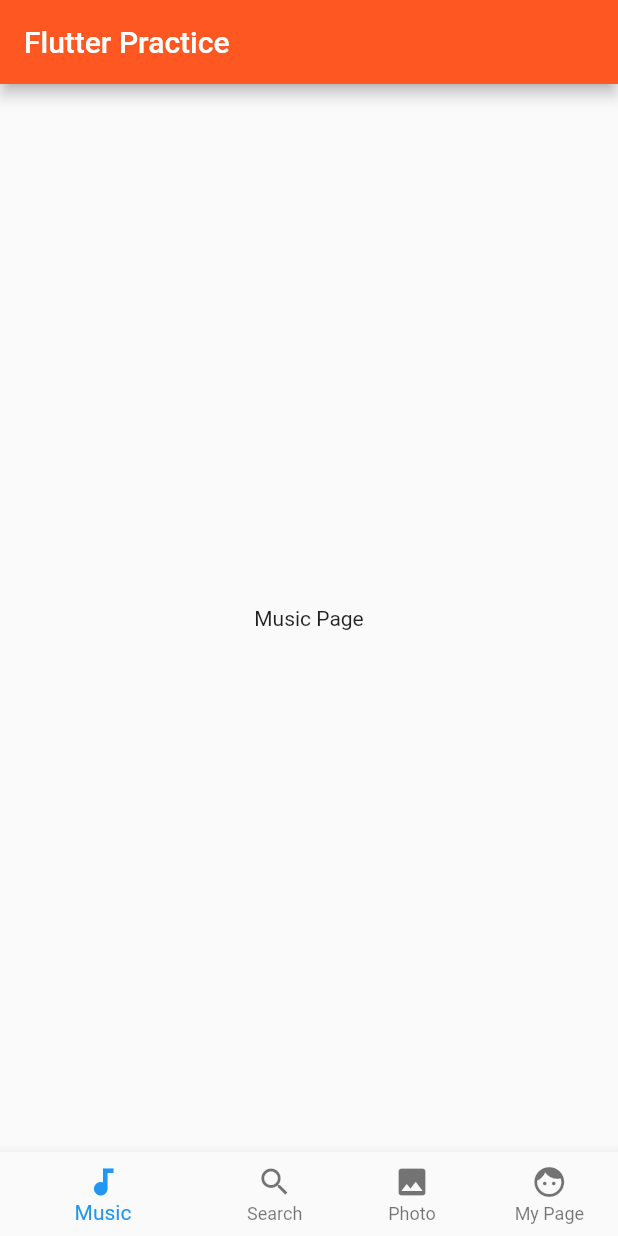
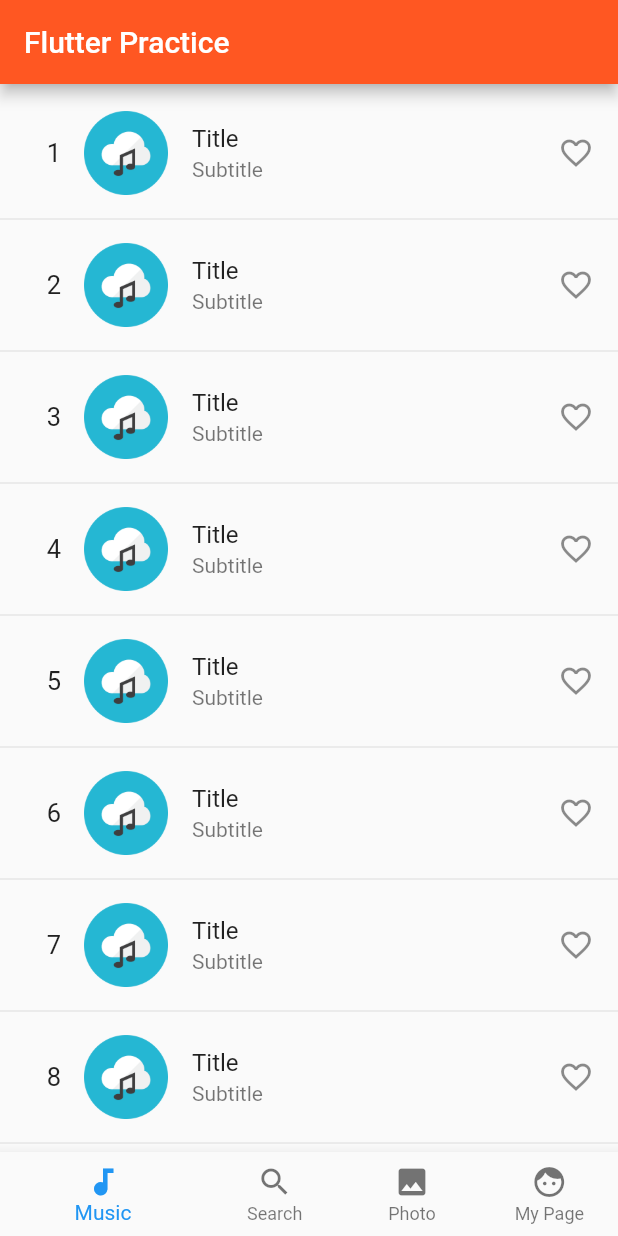
Before and after one commit to hisuica/p_flutter, a Flutter app: the screen it shows after launch, on a phone screen of 412 x 824 dp. Run offline on Flutter 3.47's test engine with Material 2 defaults, Android fonts, the phone set to English and light mode, and no system bars.

Commit message:
MusicListView作成

```diff
--- a/lib/ui/music/music_list.dart
+++ b/lib/ui/music/music_list.dart
@@ -1,4 +1,5 @@
 import 'package:flutter/material.dart';
+import 'package:p_flutter/widget/app_icon_widget.dart';
 
 class MusicListScreen extends StatefulWidget {
   const MusicListScreen({Key key}) : super(key: key);
@@ -10,8 +11,29 @@ class MusicListScreen extends StatefulWidget {
 class _MusicListScreenState extends State<MusicListScreen> {
   @override
   Widget build(BuildContext context) {
-    return Container(
-      child: Center(child: Text('Music Page')),
-    );
+    return _buildTop100List();
   }
+
+  Widget _buildTop100List() => ListView.separated(
+    padding: EdgeInsets.only(left: 0, top: 10, right: 0, bottom: 0),
+    itemCount: 100,
+    itemBuilder: (BuildContext context, int index) => _tile(index + 1),
+    separatorBuilder: (context, index) => Divider(),
+  );
+
+  ListTile _tile(int rank) => ListTile(
+    title: Text('Title'),
+    subtitle: Text('Subtitle'),
+    leading: Row(
+      mainAxisSize: MainAxisSize.min,
+      children: <Widget>[
+        Container(
+          width: 40.0,
+          child: Text(rank.toString(), style: TextStyle(fontSize: 17.0), textAlign: TextAlign.center,),
+        ),
+        AppIconWidget(image: 'assets/icons/ic_appicon.png',)
+      ],
+    ),
+    trailing: Icon(Icons.favorite_border),
+  );
 }
```
